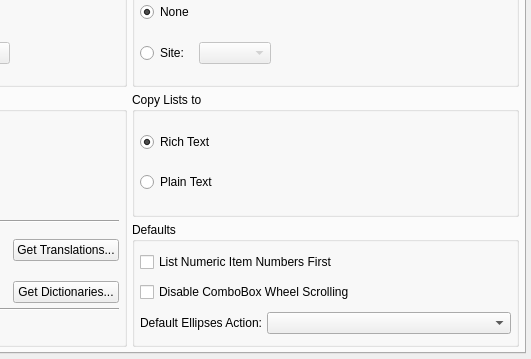
The window that guiclient/userPreferences.ui (Pegasus-RPG/xtuple-client) describes before a commit, drawn with Qt 5; both pictures show x 272 to 803 and y 164 to 523 of the 803 by 523 pixel window.
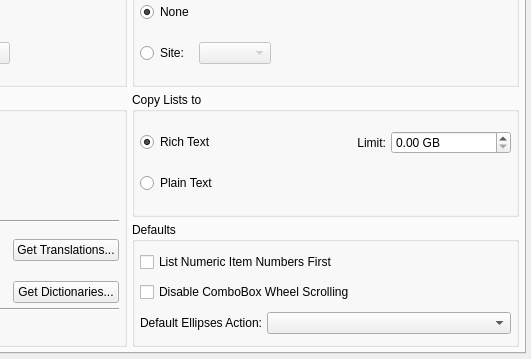
The same window after the commit. Custom widgets are drawn as their Qt base class.

Commit message:
Issue #22170: Work-around for copy of large number of rows of rich data from XTreeWidget (#1235)
* issue22170: Attempted an experimental data limit on html data from an XTreeWidget.

* issue22170: Set message box not to have a parent widget.

* issue22170: Changed XTreeWidgetDataLimit from metric to preference.  Updated userPreference.ui to allow the user to set said limit.

* issue22170: Updated how preference was set (as a string instead of a double).

* issue22170: Fixed copy/paste error where item's text size should have been counted instead of header.

Diff of the .ui file:
```diff
--- a/guiclient/userPreferences.ui
+++ b/guiclient/userPreferences.ui
@@ -256,6 +256,32 @@
             </property>
            </widget>
           </item>
+          <item row="0" column="1">
+           <widget class="QLabel" name="_richLimitLit">
+            <property name="text">
+             <string>Limit:</string>
+            </property>
+            <property name="alignment">
+             <set>Qt::AlignRight|Qt::AlignTrailing|Qt::AlignVCenter</set>
+            </property>
+           </widget>
+          </item>
+          <item row="0" column="2">
+           <widget class="QDoubleSpinBox" name="_richLimit">
+            <property name="prefix">
+             <string/>
+            </property>
+            <property name="suffix">
+             <string> GB</string>
+            </property>
+            <property name="maximum">
+             <double>100.000000000000000</double>
+            </property>
+            <property name="singleStep">
+             <double>0.250000000000000</double>
+            </property>
+           </widget>
+          </item>
           <item row="1" column="0">
            <widget class="QRadioButton" name="_plainText">
             <property name="text">
```
Left out of the diff: 2 changed lines with no effect on the pictures. The commit also changes 2 other files.
